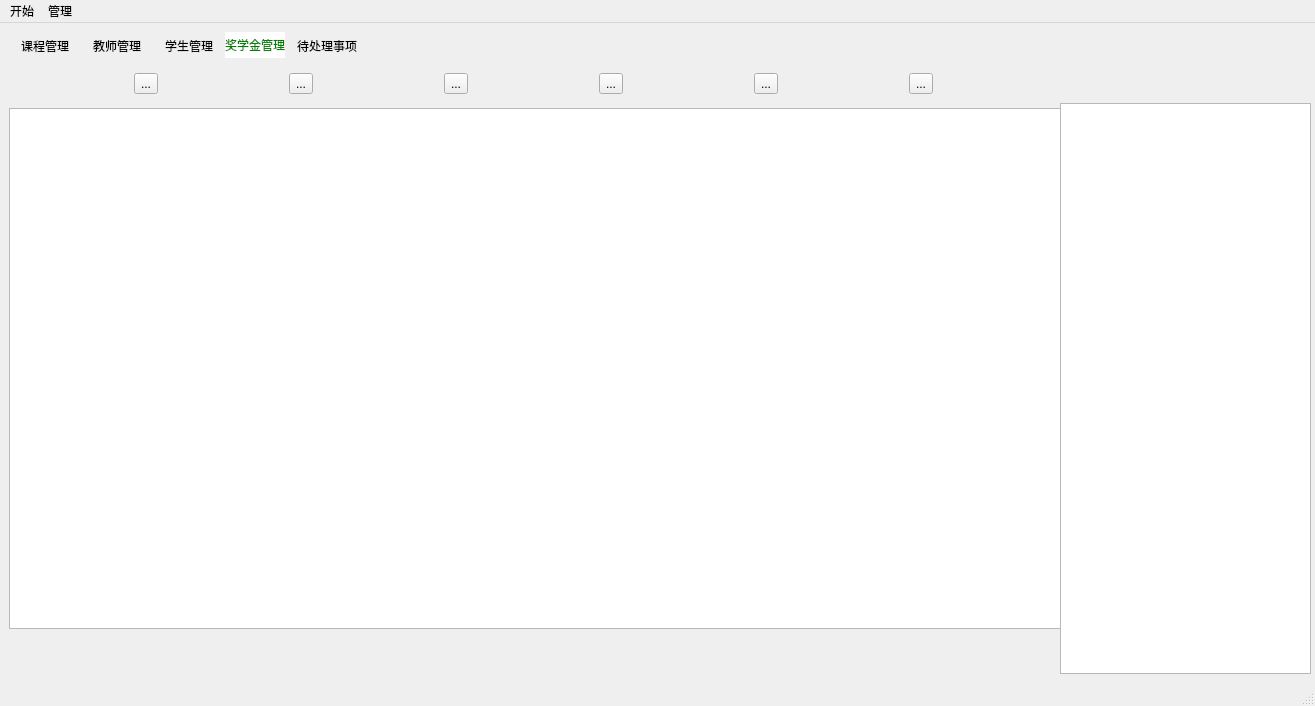
Old version of the form adminwindow.ui in the repository shiyu-coder/Student-information-management-system.
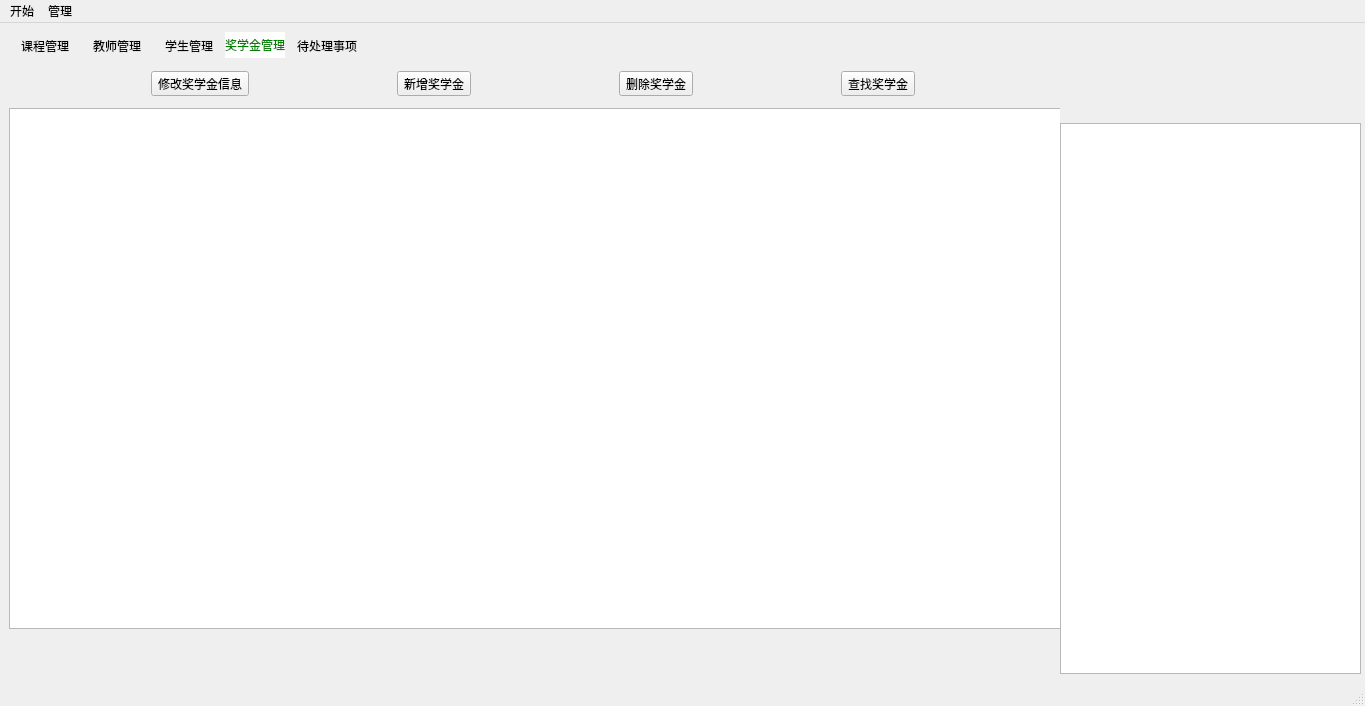
New version of the form. The open tabs and pages were chosen to show the change. Icons and pictures are not drawn.

Commit message: 管理员界面施工

The edit to the form file:
```diff
--- a/adminwindow.ui
+++ b/adminwindow.ui
@@ -6,7 +6,7 @@
    <rect>
     <x>0</x>
     <y>0</y>
-    <width>1315</width>
+    <width>1365</width>
     <height>706</height>
    </rect>
   </property>
@@ -368,43 +368,45 @@
       <layout class="QHBoxLayout" name="horizontalLayout_5">
        <item>
         <widget class="QToolButton" name="toolButton_25">
+         <property name="styleSheet">
+          <string notr="true">background-color: rgba(255, 255, 255, 0);border:2px solid white;border-radius:10px;
+hover{ background-color: rgba(255, 255, 255, 150);border:2px solid white;border-radius:10px;background-color: rgba(255, 255, 255, 150);border:2px solid white;border-radius:10px;}</string>
+         </property>
          <property name="text">
-          <string>...</string>
+          <string>修改奖学金信息</string>
          </property>
         </widget>
        </item>
        <item>
         <widget class="QToolButton" name="toolButton_26">
+         <property name="styleSheet">
+          <string notr="true">background-color: rgba(255, 255, 255, 0);border:2px solid white;border-radius:10px;
+hover{ background-color: rgba(255, 255, 255, 150);border:2px solid white;border-radius:10px;background-color: rgba(255, 255, 255, 150);border:2px solid white;border-radius:10px;}</string>
+         </property>
          <property name="text">
-          <string>...</string>
+          <string>新增奖学金</string>
          </property>
         </widget>
        </item>
        <item>
         <widget class="QToolButton" name="toolButton_27">
+         <property name="styleSheet">
+          <string notr="true">background-color: rgba(255, 255, 255, 0);border:2px solid white;border-radius:10px;
+hover{ background-color: rgba(255, 255, 255, 150);border:2px solid white;border-radius:10px;background-color: rgba(255, 255, 255, 150);border:2px solid white;border-radius:10px;}</string>
+         </property>
          <property name="text">
-          <string>...</string>
+          <string>删除奖学金</string>
          </property>
         </widget>
        </item>
        <item>
         <widget class="QToolButton" name="toolButton_28">
-         <property name="text">
-          <string>...</string>
+         <property name="styleSheet">
+          <string notr="true">background-color: rgba(255, 255, 255, 0);border:2px solid white;border-radius:10px;
+hover{ background-color: rgba(255, 255, 255, 150);border:2px solid white;border-radius:10px;background-color: rgba(255, 255, 255, 150);border:2px solid white;border-radius:10px;}</string>
          </property>
-        </widget>
-       </item>
-       <item>
-        <widget class="QToolButton" name="toolButton_29">
          <property name="text">
-          <string>...</string>
-         </property>
-        </widget>
-       </item>
-       <item>
-        <widget class="QToolButton" name="toolButton_30">
-         <property name="text">
-          <string>...</string>
+          <string>查找奖学金</string>
          </property>
         </widget>
        </item>
@@ -442,8 +444,8 @@
      <rect>
       <x>1060</x>
       <y>0</y>
-      <width>251</width>
-      <height>81</height>
+      <width>301</width>
+      <height>101</height>
      </rect>
     </property>
     <property name="styleSheet">
@@ -457,9 +459,9 @@
     <property name="geometry">
      <rect>
       <x>1060</x>
-      <y>80</y>
-      <width>251</width>
-      <height>571</height>
+      <y>100</y>
+      <width>301</width>
+      <height>551</height>
      </rect>
     </property>
    </widget>
@@ -469,7 +471,7 @@
     <rect>
      <x>0</x>
      <y>0</y>
-     <width>1315</width>
+     <width>1365</width>
      <height>25</height>
     </rect>
    </property>
```
Left out of the diff: 237 changed lines with no effect on the pictures. The commit also changes 2 other files.
